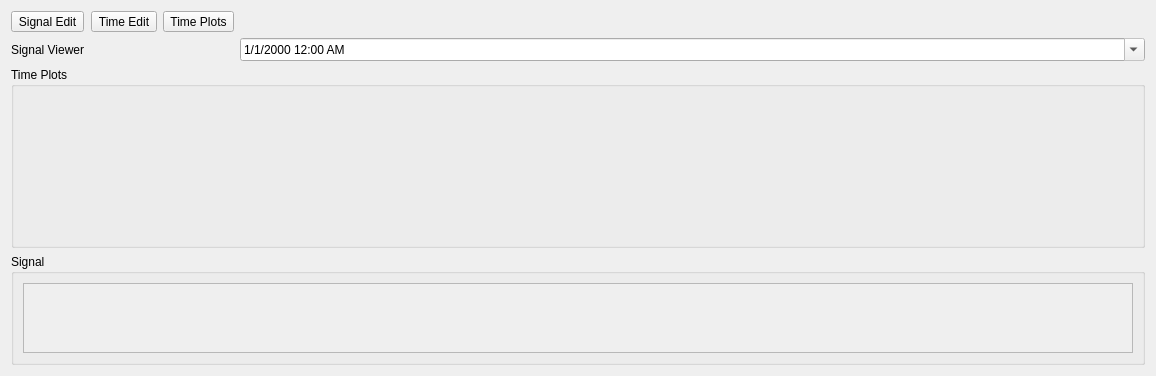
This is Uis/PyStripTool.ui in lisazacarias/PyStripTool as Qt 5 draws it before an edit. The edited form follows.
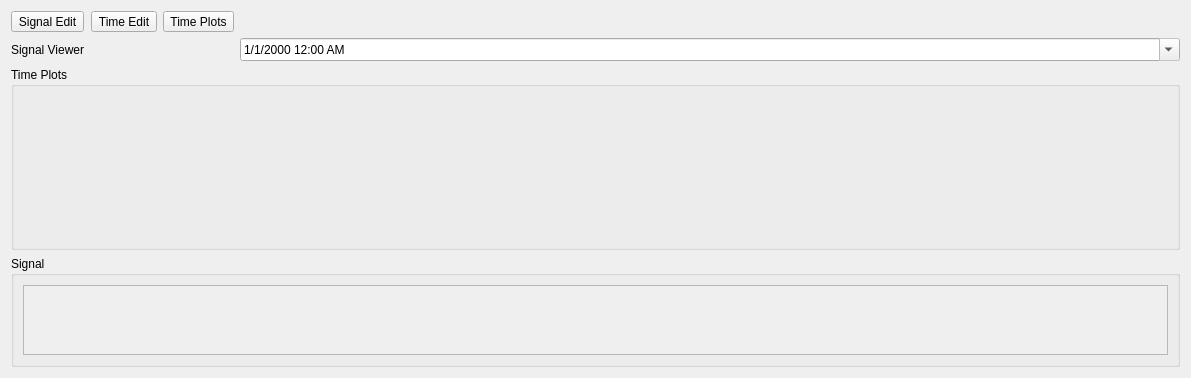
This is the edited form.

Commit message: Organized files, added tool buttons to main ui, added menu bar code to PSTWidgetToolButtonTest py file.

What changed in the file:
```diff
--- a/Uis/PyStripTool.ui
+++ b/Uis/PyStripTool.ui
@@ -6,8 +6,8 @@
    <rect>
     <x>0</x>
     <y>0</y>
-    <width>1156</width>
-    <height>376</height>
+    <width>1191</width>
+    <height>378</height>
    </rect>
   </property>
   <property name="windowTitle">
@@ -62,7 +62,7 @@
           <rect>
            <x>0</x>
            <y>0</y>
-           <width>1100</width>
+           <width>1135</width>
            <height>105</height>
           </rect>
          </property>
```
The commit also changes 1 other file.
